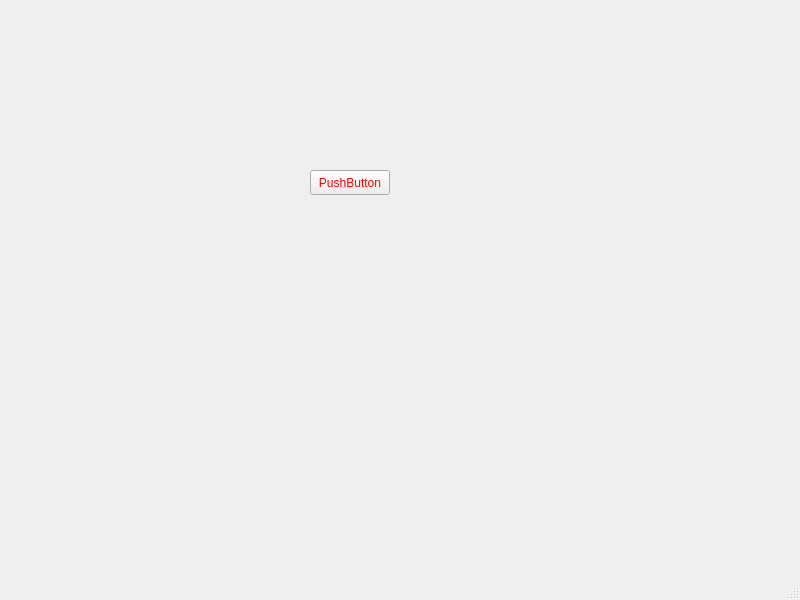
First picture: the form in mainwindow.ui, repository Evgeniyone/fitrstQTwithCSS, before the edit.
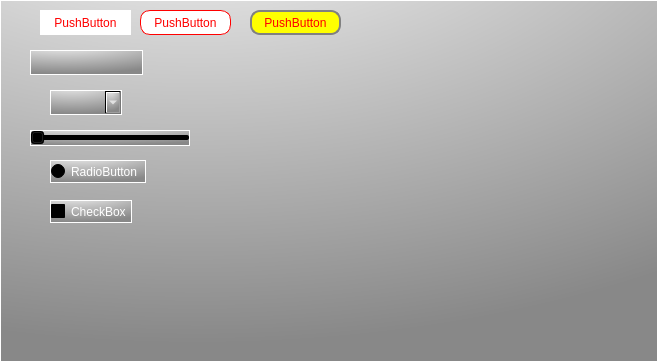
Second picture: the form after the edit.

Commit message: using css

```diff
--- a/mainwindow.ui
+++ b/mainwindow.ui
@@ -6,42 +6,140 @@
    <rect>
     <x>0</x>
     <y>0</y>
-    <width>800</width>
-    <height>600</height>
+    <width>658</width>
+    <height>362</height>
    </rect>
   </property>
   <property name="windowTitle">
    <string>MainWindow</string>
   </property>
+  <property name="styleSheet">
+   <string notr="true">* {
+ background: qradialgradient(cx: 0.3, cy: -0.4, fx: 0.3, fy: -0.4, radius: 1.35, stop: 0 #fff, stop: 1 #888);
+ color: rgb(255, 255, 255);
+ border: 1px solid #ffffff;
+}
+
+QPushButton {
+    color: red;
+    border: 0px;
+    padding: 0 8px;
+    background: white;
+}
+
+QPushButton#pushButton_2 {
+    border: 1px solid red;
+    border-radius: 10px;
+}
+QPushButton#pushButton_3 {
+ border: 2px solid gray;
+ border-radius: 10px;
+ padding: 0 8px;
+ background: yellow;
+}
+
+</string>
+  </property>
   <widget class="QWidget" name="centralwidget">
    <widget class="QPushButton" name="pushButton">
     <property name="geometry">
      <rect>
-      <x>310</x>
-      <y>170</y>
-      <width>80</width>
+      <x>40</x>
+      <y>10</y>
+      <width>91</width>
       <height>25</height>
      </rect>
     </property>
-    <property name="styleSheet">
-     <string notr="true">color: rgb(255, 0, 0);</string>
+    <property name="text">
+     <string>PushButton</string>
     </property>
+   </widget>
+   <widget class="QRadioButton" name="radioButton">
+    <property name="geometry">
+     <rect>
+      <x>50</x>
+      <y>160</y>
+      <width>96</width>
+      <height>23</height>
+     </rect>
+    </property>
     <property name="text">
+     <string>RadioButton</string>
+    </property>
+   </widget>
+   <widget class="QCheckBox" name="checkBox">
+    <property name="geometry">
+     <rect>
+      <x>50</x>
+      <y>200</y>
+      <width>82</width>
+      <height>23</height>
+     </rect>
+    </property>
+    <property name="text">
+     <string>CheckBox</string>
+    </property>
+   </widget>
+   <widget class="QLineEdit" name="lineEdit">
+    <property name="geometry">
+     <rect>
+      <x>30</x>
+      <y>50</y>
+      <width>113</width>
+      <height>25</height>
+     </rect>
+    </property>
+   </widget>
+   <widget class="QSlider" name="horizontalSlider">
+    <property name="geometry">
+     <rect>
+      <x>30</x>
+      <y>130</y>
+      <width>160</width>
+      <height>16</height>
+     </rect>
+    </property>
+    <property name="orientation">
+     <enum>Qt::Horizontal</enum>
+    </property>
+   </widget>
+   <widget class="QComboBox" name="comboBox">
+    <property name="geometry">
+     <rect>
+      <x>50</x>
+      <y>90</y>
+      <width>72</width>
+      <height>25</height>
+     </rect>
+    </property>
+   </widget>
+   <widget class="QPushButton" name="pushButton_2">
+    <property name="geometry">
+     <rect>
+      <x>140</x>
+      <y>10</y>
+      <width>91</width>
+      <height>25</height>
+     </rect>
+    </property>
+    <property name="text">
      <string>PushButton</string>
     </property>
    </widget>
+   <widget class="QPushButton" name="pushButton_3">
+    <property name="geometry">
+     <rect>
+      <x>250</x>
+      <y>10</y>
+      <width>91</width>
+      <height>25</height>
+     </rect>
+    </property>
+    <property name="text">
+     <string>PushButton</string>
+    </property>
+   </widget>
   </widget>
-  <widget class="QMenuBar" name="menubar">
-   <property name="geometry">
-    <rect>
-     <x>0</x>
-     <y>0</y>
-     <width>800</width>
-     <height>22</height>
-    </rect>
-   </property>
-  </widget>
-  <widget class="QStatusBar" name="statusbar"/>
  </widget>
  <resources/>
  <connections/>
```
